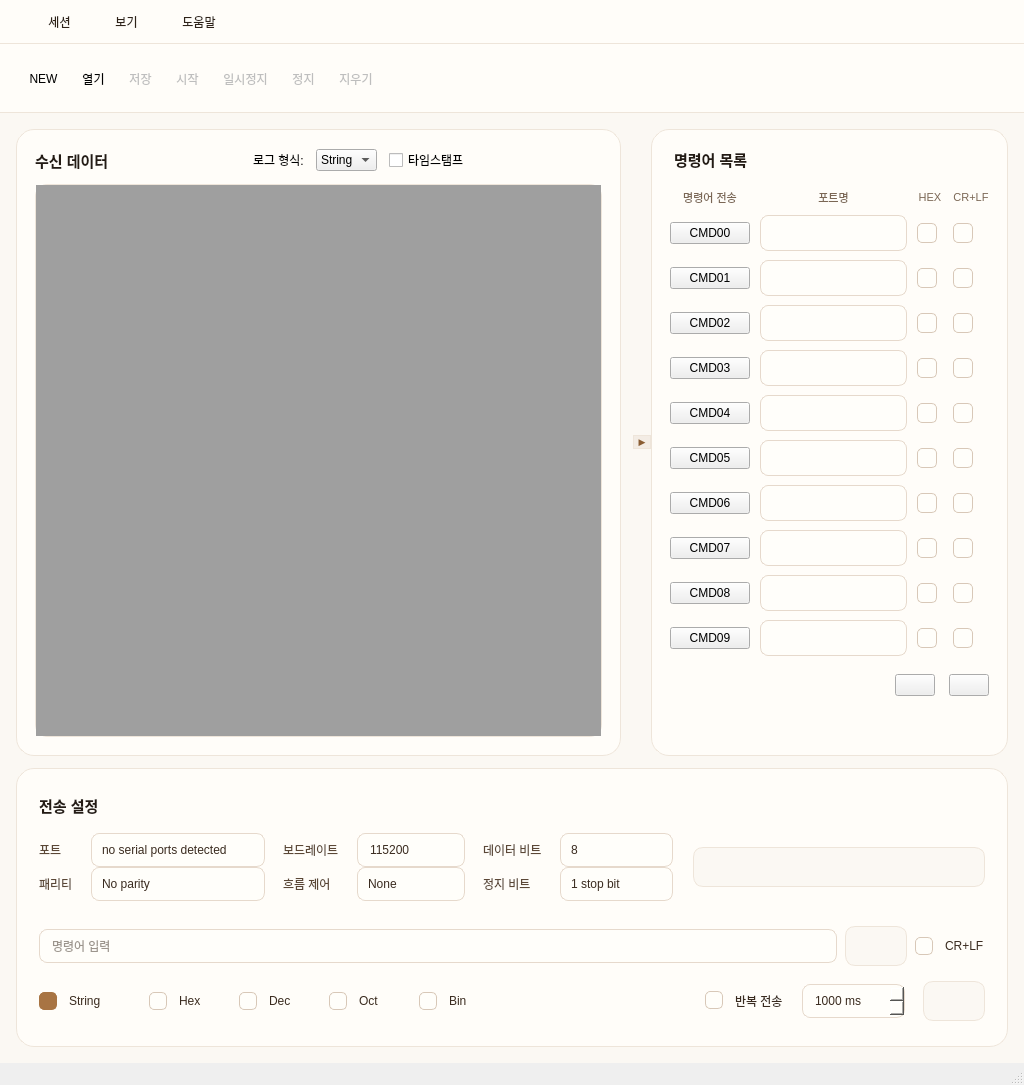
This is UI/mainWindow.ui in nannaya7/Casa-SerialMonitor as Qt 5 draws it before an edit. The edited form follows.
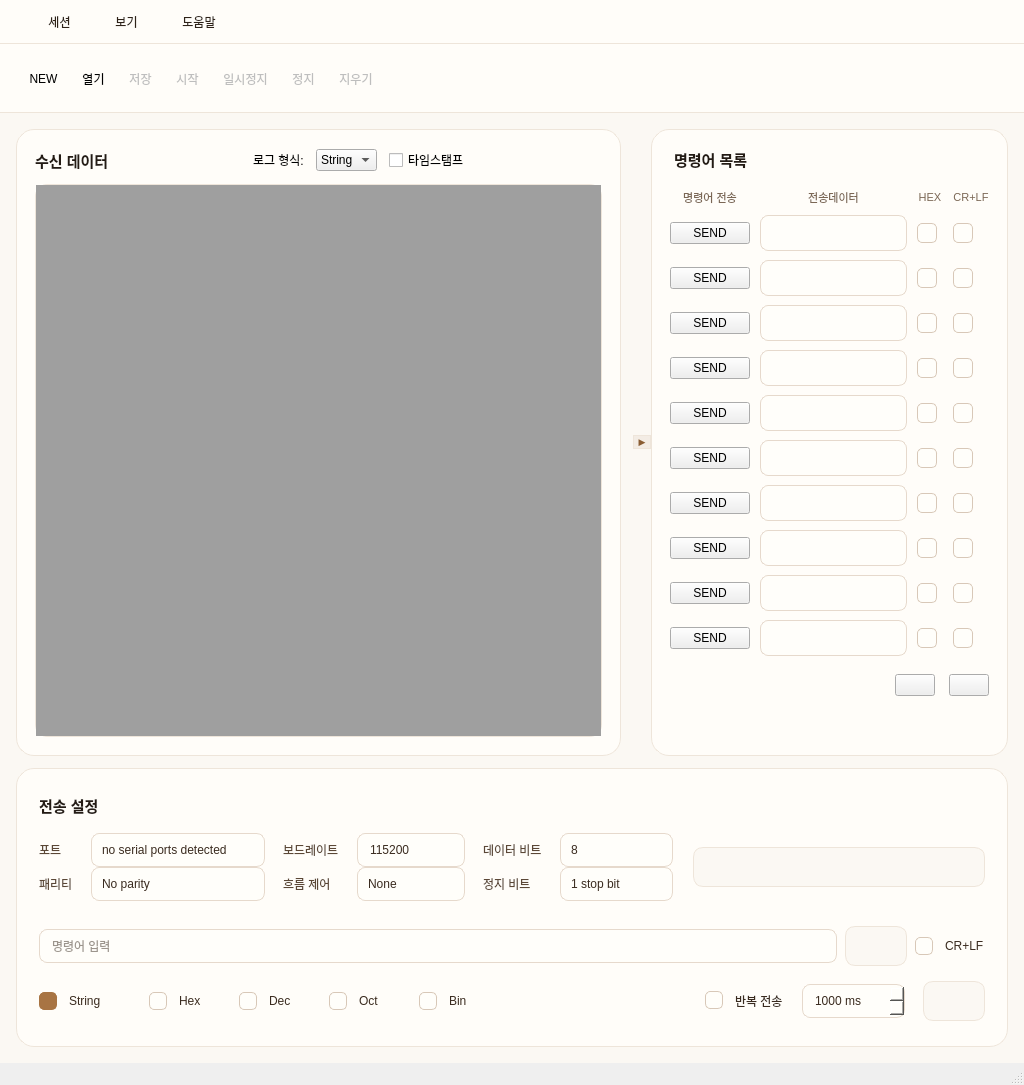
This is the edited form. Icons and pictures are not drawn.

Commit message:
[V.0.01.201] 블루투스(BLE/NUS) 지원, SEND 버튼·전송 데이터 대상별 저장, 별도 창 세션, 나눔스퀘어 폰트 등
- 블루투스 스캔/연결(Nordic UART Service), New Session Serial/Bluetooth 탭
- CMD 버튼 SEND 변경, 전송 데이터를 포트/장치별로 저장
- 세션이 열려 있으면 새 세션을 별도 창으로 열기, 세션 창 최대화
- 한글 폰트 나눔스퀘어 적용

Patch:
```diff
--- a/UI/mainWindow.ui
+++ b/UI/mainWindow.ui
@@ -383,7 +383,7 @@
                  <string notr="true">color: #7b6755; font-size: 8pt; min-height: 0;</string>
                 </property>
                 <property name="text">
-                 <string>포트명</string>
+                 <string>전송데이터</string>
                 </property>
                 <property name="alignment">
                  <set>Qt::AlignCenter</set>
@@ -419,7 +419,7 @@
               <item row="1" column="0">
                <widget class="QPushButton" name="cmd_button_00">
                 <property name="text">
-                 <string>CMD00</string>
+                 <string>SEND</string>
                 </property>
                 <property name="flat">
                  <bool>false</bool>
@@ -446,7 +446,7 @@
               <item row="2" column="0">
                <widget class="QPushButton" name="cmd_button_01">
                 <property name="text">
-                 <string>CMD01</string>
+                 <string>SEND</string>
                 </property>
                 <property name="flat">
                  <bool>false</bool>
@@ -473,7 +473,7 @@
               <item row="3" column="0">
                <widget class="QPushButton" name="cmd_button_02">
                 <property name="text">
-                 <string>CMD02</string>
+                 <string>SEND</string>
                 </property>
                 <property name="flat">
                  <bool>false</bool>
@@ -500,7 +500,7 @@
               <item row="4" column="0">
                <widget class="QPushButton" name="cmd_button_03">
                 <property name="text">
-                 <string>CMD03</string>
+                 <string>SEND</string>
                 </property>
                 <property name="flat">
                  <bool>false</bool>
@@ -527,7 +527,7 @@
               <item row="5" column="0">
                <widget class="QPushButton" name="cmd_button_04">
                 <property name="text">
-                 <string>CMD04</string>
+                 <string>SEND</string>
                 </property>
                 <property name="flat">
                  <bool>false</bool>
@@ -554,7 +554,7 @@
               <item row="6" column="0">
                <widget class="QPushButton" name="cmd_button_05">
                 <property name="text">
-                 <string>CMD05</string>
+                 <string>SEND</string>
                 </property>
                 <property name="flat">
                  <bool>false</bool>
@@ -581,7 +581,7 @@
               <item row="7" column="0">
                <widget class="QPushButton" name="cmd_button_06">
                 <property name="text">
-                 <string>CMD06</string>
+                 <string>SEND</string>
                 </property>
                 <property name="flat">
                  <bool>false</bool>
@@ -608,7 +608,7 @@
               <item row="8" column="0">
                <widget class="QPushButton" name="cmd_button_07">
                 <property name="text">
-                 <string>CMD07</string>
+                 <string>SEND</string>
                 </property>
                 <property name="flat">
                  <bool>false</bool>
@@ -635,7 +635,7 @@
               <item row="9" column="0">
                <widget class="QPushButton" name="cmd_button_08">
                 <property name="text">
-                 <string>CMD08</string>
+                 <string>SEND</string>
                 </property>
                 <property name="flat">
                  <bool>false</bool>
@@ -662,7 +662,7 @@
               <item row="10" column="0">
                <widget class="QPushButton" name="cmd_button_09">
                 <property name="text">
-                 <string>CMD09</string>
+                 <string>SEND</string>
                 </property>
                 <property name="flat">
                  <bool>false</bool>
```
The commit also changes 15 other files.
